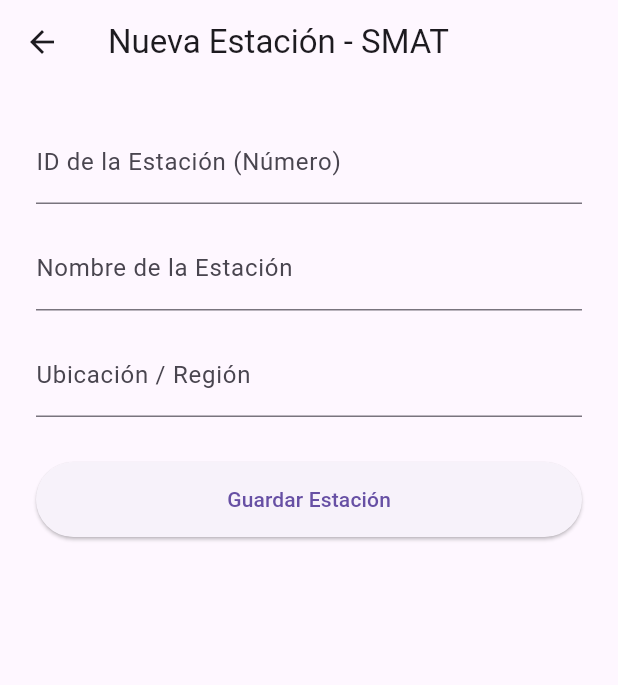
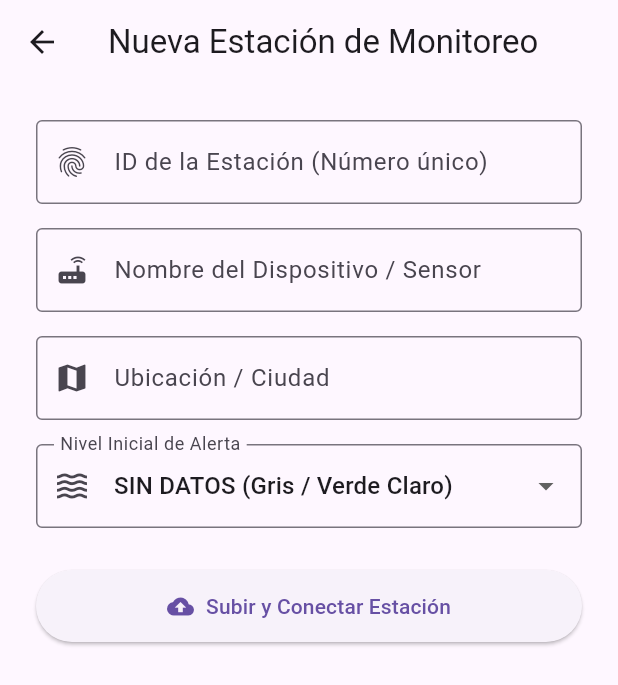
Before and after one commit to Mateoolo/Lab-sem2-DBP, a Flutter app: the AddEstacionScreen screen opened directly, on a phone screen of 412 x 824 dp. Shown: the top 685 px of the screen. Run offline on Flutter 3.47's test engine with Material 3 defaults, Android fonts, the phone set to English and light mode, and no system bars; our stand-ins replace shared_preferences; accounts and stored records are empty.

Commit message:
Semana 7 completo

```diff
--- a/mobile/lib/main.dart
+++ b/mobile/lib/main.dart
@@ -2,39 +2,47 @@ import 'package:flutter/material.dart';
 import 'screens/login_screen.dart';
 import 'screens/home_page.dart';
 import 'services/auth_service.dart';
+import 'screens/add_estacion.dart';
 
-void main() => runApp(const SMATApp());
+void main() {
+  WidgetsFlutterBinding.ensureInitialized();
+  runApp(const MyApp());
+}
 
-class SMATApp extends StatelessWidget {
-  const SMATApp({super.key});
+class MyApp extends StatelessWidget {
+  const MyApp({Key? key}) : super(key: key);
 
   @override
   Widget build(BuildContext context) {
     return MaterialApp(
+      title: 'SMAT - Alerta Temprana',
       debugShowCheckedModeBanner: false,
-      title: 'SMAT Mobile',
       theme: ThemeData(
         primarySwatch: Colors.blue,
         useMaterial3: true,
       ),
-      // El home ahora depende de la verificación en tiempo real del token
+      // Control de persistencia en el arranque del sistema (Laboratorio 7.1)
       home: FutureBuilder<String?>(
         future: AuthService().getToken(),
         builder: (context, snapshot) {
-          // Mientras verifica, muestra un indicador de carga redondo
           if (snapshot.connectionState == ConnectionState.waiting) {
             return const Scaffold(
               body: Center(child: CircularProgressIndicator()),
             );
           }
-          // Si encuentra el token guardado, salta directo al Dashboard
+          // Si el token existe y es válido, entra directo sin logearse de nuevo
           if (snapshot.hasData && snapshot.data != null) {
-            return const HomePage();
+            return const HomePage(); // ¡Llamada limpia sin choques!
           }
-          // Si no hay token, lo manda a loguearse
-          return const LoginScreen();
+          // Si no hay token, lo mandamos al Login. ¡IMPORTANTE: Le quitamos el const!
+          return LoginScreen();
         },
       ),
+      routes: {
+       '/login': (context) => const LoginScreen(),
+       '/home': (context) => const HomePage(),
+       '/add_estacion': (context) => const AddEstacionScreen(), // 👈 ¡Verifica que esta línea exista!
+      },
     );
   }
 }
--- a/mobile/lib/screens/add_estacion.dart
+++ b/mobile/lib/screens/add_estacion.dart
@@ -2,45 +2,46 @@ import 'package:flutter/material.dart';
 import '../api_service.dart';
 
 class AddEstacionScreen extends StatefulWidget {
-  const AddEstacionScreen({super.key});
+  const AddEstacionScreen({Key? key}) : super(key: key);
 
   @override
   State<AddEstacionScreen> createState() => _AddEstacionScreenState();
 }
 
 class _AddEstacionScreenState extends State<AddEstacionScreen> {
+  final _formKey = GlobalKey<FormState>();
   final _idController = TextEditingController();
   final _nombreController = TextEditingController();
   final _ubicacionController = TextEditingController();
-  bool _isLoading = false;
 
-  void _guardarEstacion() async {
-    if (_idController.text.isEmpty || _nombreController.text.isEmpty || _ubicacionController.text.isEmpty) {
-      ScaffoldMessenger.of(context).showSnackBar(
-        const SnackBar(content: Text('Por favor, llena todos los campos')),
+  String _riesgoSeleccionado = 'SIN DATOS';
+  bool _isSaving = false;
+
+void _enviarFormulario() async {
+    if (!_formKey.currentState!.validate()) return;
+
+    setState(() => _isSaving = true);
+
+    // LLAMADA CORREGIDA: Pasamos los parámetros sueltos tal como los pide tu api_service.dart
+    bool exito = await ApiService().crearEstacion(
+      int.parse(_idController.text.trim()),
+      _nombreController.text.trim(),
+      _ubicacionController.text.trim(),
+      _riesgoSeleccionado, // Asegúrate de que esta variable sea la del Dropdown
     );
-      return;
+
+    if (mounted) {
+      setState(() => _isSaving = false);
     }
-
-    setState(() => _isLoading = true);
-
-    // Parseamos el ID a número entero obligatoriamente
-    int id = int.parse(_idController.text.trim());
-    String nombre = _nombreController.text.trim();
-    String ubicacion = _ubicacionController.text.trim();
-
-    bool exito = await ApiService().crearEstacion(id, nombre, ubicacion);
-
-    setState(() => _isLoading = false);
 
     if (exito && mounted) {
       ScaffoldMessenger.of(context).showSnackBar(
-        const SnackBar(content: Text('Estación registrada con éxito en la DB')),
+        const SnackBar(content: Text('Estación e informe de riesgo creados con éxito')),
       );
-      Navigator.pop(context, true); // Regresa al HomePage y le avisa que recargue la lista
+      Navigator.pop(context); // Regresa al Home y refresca la lista automáticamente
     } else if (mounted) {
       ScaffoldMessenger.of(context).showSnackBar(
-        const SnackBar(content: Text('Error: No autorizado o formato inválido')),
+        const SnackBar(content: Text('Error: Verifique si el ID ya existe en SQLite')),
       );
     }
   }
@@ -48,35 +49,99 @@ class _AddEstacionScreenState extends State<AddEstacionScreen> {
   @override
   Widget build(BuildContext context) {
     return Scaffold(
-      appBar: AppBar(title: const Text('Nueva Estación - SMAT')),
+      appBar: AppBar(
+        title: const Text('Nueva Estación de Monitoreo'),
+      ),
       body: Padding(
         padding: const EdgeInsets.all(24.0),
+        child: Form(
+          key: _formKey,
+          child: SingleChildScrollView(
             child: Column(
+              crossAxisAlignment: CrossAxisAlignment.stretch,
               children: [
-            TextField(
+                TextFormField(
                   controller: _idController,
                   keyboardType: TextInputType.number,
-              decoration: const InputDecoration(labelText: 'ID de la Estación (Número)'),
+                  decoration: const InputDecoration(
+                    labelText: 'ID de la Estación (Número único)',
+                    border: OutlineInputBorder(),
+                    prefixIcon: Icon(Icons.fingerprint),
                   ),
-            const SizedBox(height: 15),
-            TextField(
+                  validator: (value) {
+                    if (value == null || value.trim().isEmpty) {
+                      return 'El ID numérico es obligatorio';
+                    }
+                    if (int.tryParse(value) == null) {
+                      return 'Ingrese un número entero válido';
+                    }
+                    return null;
+                  },
+                ),
+                const SizedBox(height: 16),
+                TextFormField(
                   controller: _nombreController,
-              decoration: const InputDecoration(labelText: 'Nombre de la Estación'),
+                  decoration: const InputDecoration(
+                    labelText: 'Nombre del Dispositivo / Sensor',
+                    border: OutlineInputBorder(),
+                    prefixIcon: Icon(Icons.router),
                   ),
-            const SizedBox(height: 15),
-            TextField(
+                  validator: (value) {
+                    if (value == null || value.trim().isEmpty) {
+                      return 'El nombre es obligatorio';
+                    }
+                    return null;
+                  },
+                ),
+                const SizedBox(height: 16),
+                TextFormField(
                   controller: _ubicacionController,
-              decoration: const InputDecoration(labelText: 'Ubicación / Región'),
+                  decoration: const InputDecoration(
+                    labelText: 'Ubicación / Ciudad',
+                    border: OutlineInputBorder(),
+                    prefixIcon: Icon(Icons.map),
                   ),
-            const SizedBox(height: 30),
-            _isLoading
-                ? const CircularProgressIndicator()
-                : ElevatedButton(
-                    style: ElevatedButton.styleFrom(minimumSize: const Size.fromHeight(50)),
-                    onPressed: _guardarEstacion,
-                    child: const Text('Guardar Estación'),
+                  validator: (value) {
+                    if (value == null || value.trim().isEmpty) {
+                      return 'La ciudad/ubicación es obligatoria';
+                    }
+                    return null;
+                  },
+                ),
+                const SizedBox(height: 16),
+                DropdownButtonFormField<String>(
+                  value: _riesgoSeleccionado,
+                  decoration: const InputDecoration(
+                    labelText: 'Nivel Inicial de Alerta',
+                    border: OutlineInputBorder(),
+                    prefixIcon: Icon(Icons.waves),
+                  ),
+                  items: const [
+                    DropdownMenuItem(value: 'SIN DATOS', child: Text('SIN DATOS (Gris / Verde Claro)')),
+                    DropdownMenuItem(value: 'NORMAL', child: Text('NORMAL (Verde Seguro)')),
+                    DropdownMenuItem(value: 'ALERTA', child: Text('ALERTA (Amarillo Moderado)')),
+                    DropdownMenuItem(value: 'PELIGRO', child: Text('PELIGRO (Rojo Crítico)')),
+                  ],
+                  onChanged: (value) {
+                    if (value != null) {
+                      setState(() => _riesgoSeleccionado = value);
+                    }
+                  },
+                ),
+                const SizedBox(height: 28),
+                _isSaving
+                    ? const Center(child: CircularProgressIndicator())
+                    : ElevatedButton.icon(
+                        onPressed: _enviarFormulario,
+                        icon: const Icon(Icons.cloud_upload),
+                        label: const Text('Subir y Conectar Estación'),
+                        style: ElevatedButton.styleFrom(
+                          padding: const EdgeInsets.symmetric(vertical: 14),
+                        ),
                       ),
               ],
+            ),
+          ),
         ),
       ),
     );
```
Also changed, not shown: mobile/lib/api_service.dart (+27 -23 lines), mobile/lib/screens/home_page.dart (+71 -131 lines), mobile/lib/screens/login_screen.dart (+34 -26 lines), 2 other files. Lines whose indentation alone changed are shown as unchanged.
